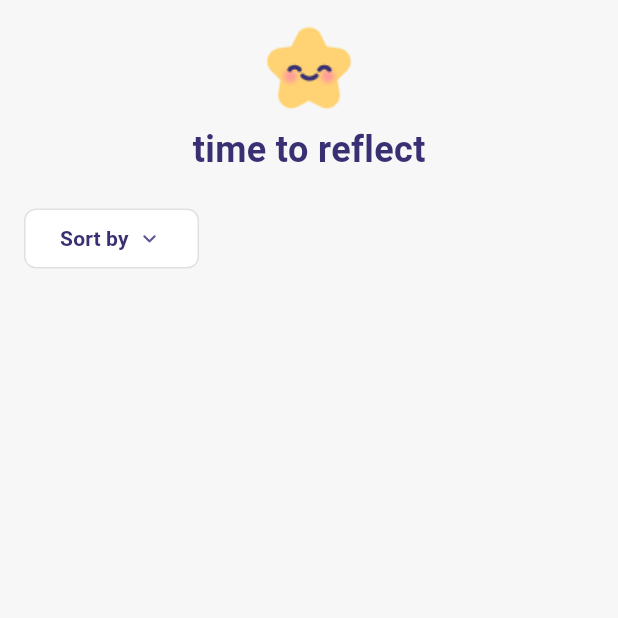
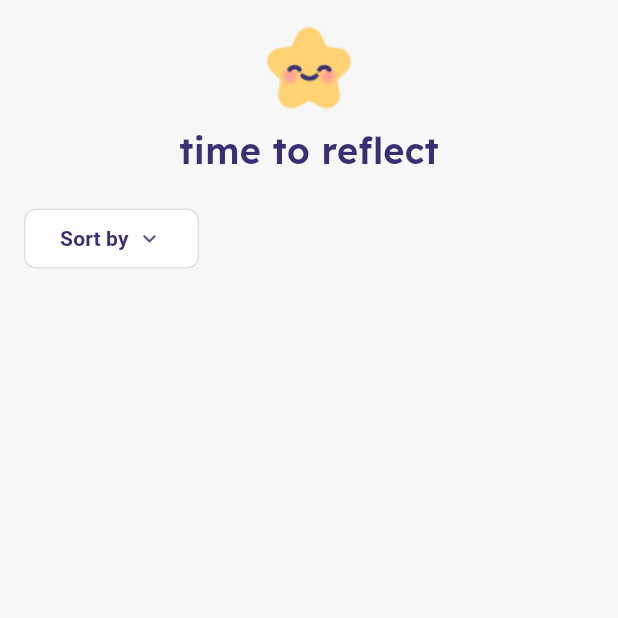
Before and after one commit to SecondSightapp/mobile, a Flutter app: the JournalScreen screen opened directly, on a phone screen of 412 x 824 dp, the top half of it. Run offline on Flutter 3.47's test engine with Material 3 defaults, Android fonts, the phone set to English and light mode, and no system bars; our stand-ins replace flutter_calendar_carousel, google_fonts, google_sign_in, table_calendar.

Commit message:
Minor font updates

```diff
--- a/lib/src/ui/screens/calendar.dart
+++ b/lib/src/ui/screens/calendar.dart
@@ -44,7 +44,7 @@ class _CalendarState extends State<Calendar> {
       style: GoogleFonts.lexend(
         textStyle: const TextStyle(
           color: themePurple,
-          fontSize: 13,
+          fontSize: 15,
           fontWeight: FontWeight.w400,
         ),
       ),
--- a/lib/src/ui/screens/journal_screen.dart
+++ b/lib/src/ui/screens/journal_screen.dart
@@ -1,4 +1,5 @@
 import 'package:flutter/material.dart';
+import 'package:google_fonts/google_fonts.dart';
 
 class JournalScreen extends StatefulWidget {
   const JournalScreen({super.key});
@@ -69,12 +70,14 @@ class HeaderSection extends StatelessWidget {
             height: 57,
           ),
           const SizedBox(height: 10),
-          const Text(
+          Text(
             'time to reflect',
-            style: TextStyle(
-              fontSize: 24,
-              fontWeight: FontWeight.w600,
-              color: Color(0xFF383073),
+            style: GoogleFonts.lexend(
+                textStyle: const TextStyle(
+                fontSize: 24,
+                fontWeight: FontWeight.w600,
+                color: Color(0xFF383073),
+              ),
             ),
           ),
         ],
```
